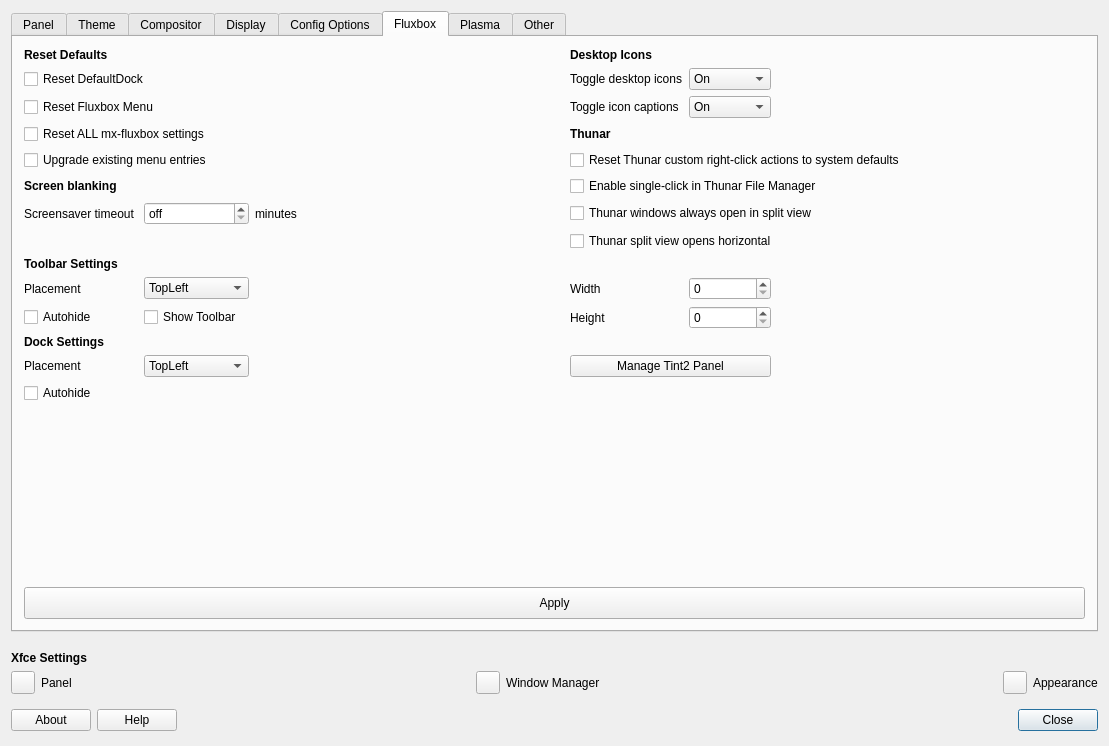
The window that defaultlook.ui (MX-Linux/mx-tweak) describes before a commit, drawn with Qt 5.
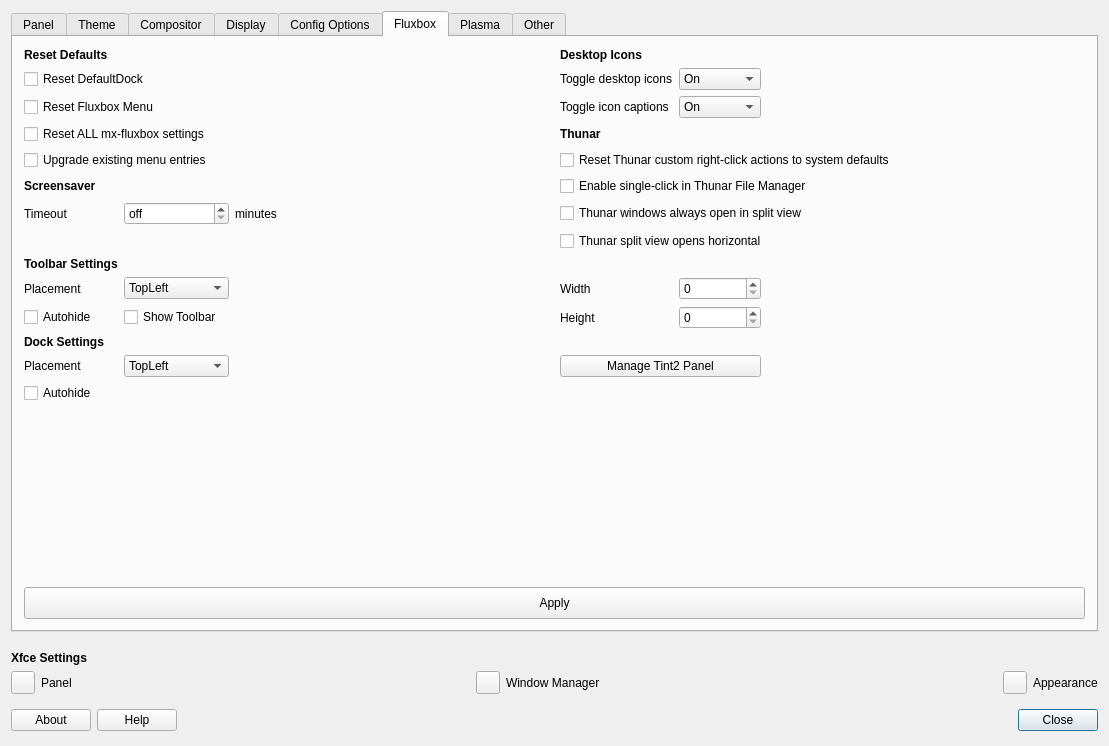
The same window after the commit. Icons and pictures are not drawn.

```diff
--- a/defaultlook.ui
+++ b/defaultlook.ui
@@ -1590,14 +1590,14 @@
          <item row="6" column="0">
           <widget class="QLabel" name="label_34">
            <property name="text">
-            <string extracomment="set the time before screensaver screen blank occurs">Screensaver timeout </string>
+            <string extracomment="set the time before screensaver screen blank occurs">Timeout</string>
            </property>
           </widget>
          </item>
          <item row="5" column="0">
           <widget class="QLabel" name="label_27">
            <property name="text">
-            <string>&lt;html&gt;&lt;head/&gt;&lt;body&gt;&lt;p&gt;&lt;span style=&quot; font-weight:700;&quot;&gt;Screen blanking&lt;/span&gt;&lt;/p&gt;&lt;/body&gt;&lt;/html&gt;</string>
+            <string extracomment="screensaver screen blank settings">&lt;html&gt;&lt;head/&gt;&lt;body&gt;&lt;p&gt;&lt;span style=&quot; font-weight:700;&quot;&gt;Screensaver&lt;/span&gt;&lt;/p&gt;&lt;/body&gt;&lt;/html&gt;</string>
            </property>
           </widget>
          </item>
```
